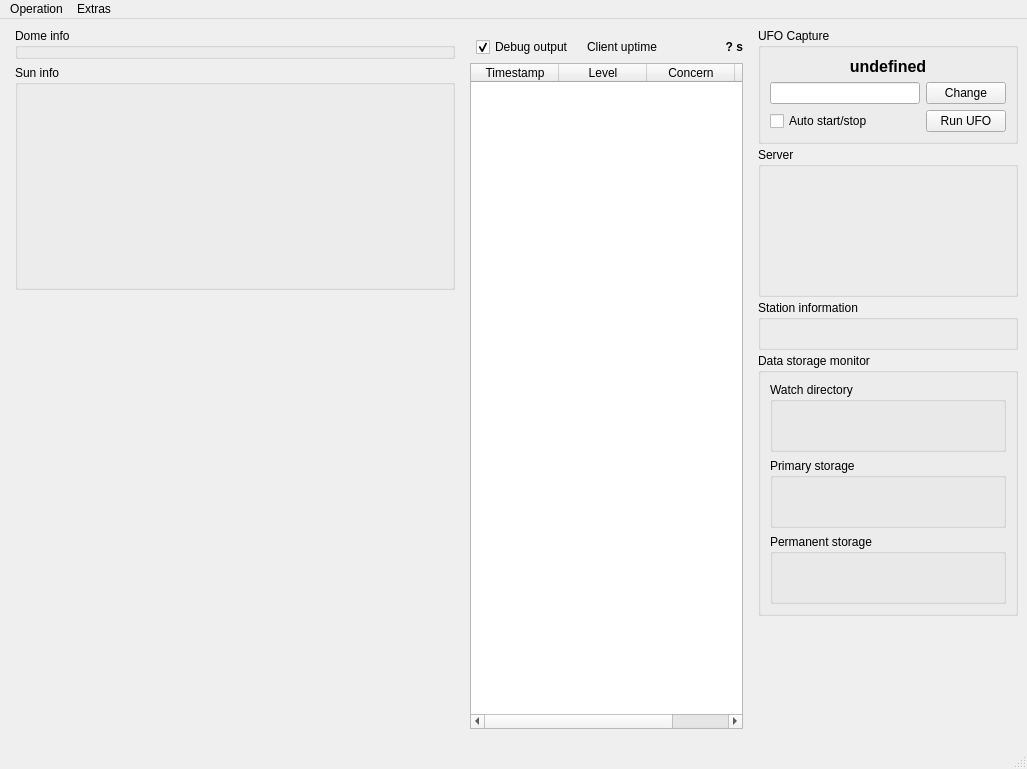
This is mainwindow.ui in AMOS-uniba/amos-client as Qt 5 draws it before an edit. The edited form follows.
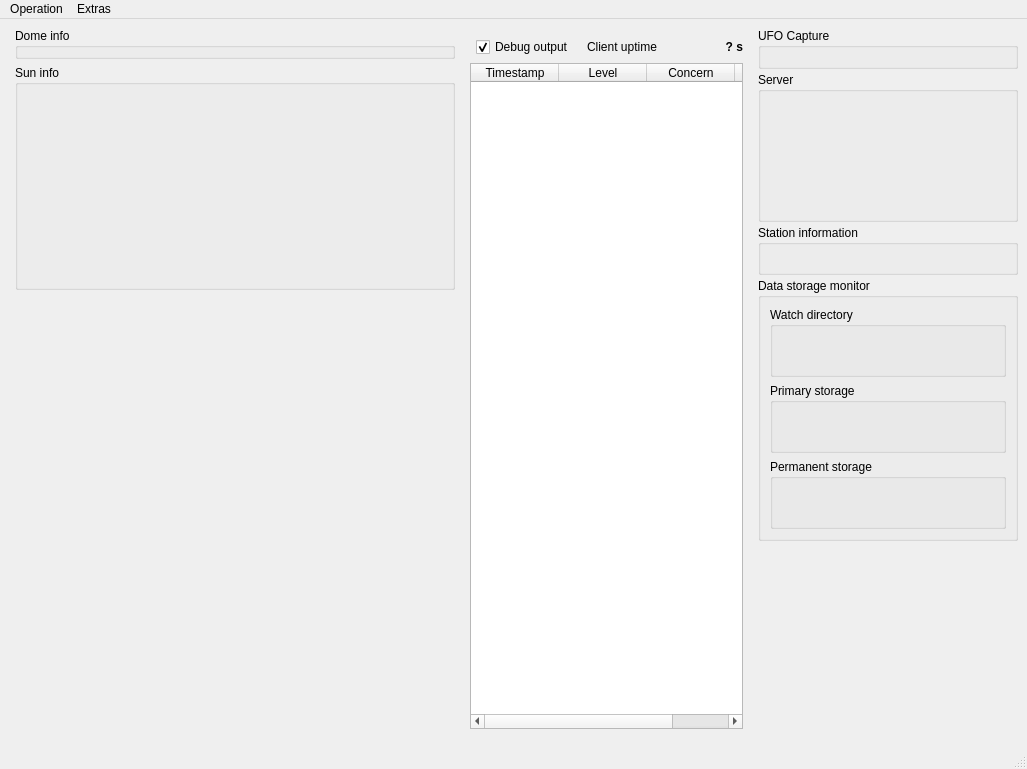
This is the edited form. Icons and pictures are not drawn. Custom widgets are drawn as their Qt base class.

Patch:
```diff
--- a/mainwindow.ui
+++ b/mainwindow.ui
@@ -313,61 +313,7 @@
          <property name="title">
           <string>UFO Capture</string>
          </property>
-         <layout class="QGridLayout" name="gridLayout_4">
-          <item row="1" column="0" colspan="2">
-           <widget class="QLabel" name="lb_ufo_state">
-            <property name="font">
-             <font>
-              <pointsize>12</pointsize>
-              <weight>75</weight>
-              <italic>false</italic>
-              <bold>true</bold>
-              <kerning>true</kerning>
-             </font>
-            </property>
-            <property name="text">
-             <string>undefined</string>
-            </property>
-            <property name="alignment">
-             <set>Qt::AlignCenter</set>
-            </property>
-           </widget>
-          </item>
-          <item row="2" column="1">
-           <widget class="QPushButton" name="bt_change_ufo">
-            <property name="text">
-             <string>Change</string>
-            </property>
-           </widget>
-          </item>
-          <item row="3" column="0">
-           <widget class="QCheckBox" name="cb_ufo_auto">
-            <property name="text">
-             <string>Auto start/stop</string>
-            </property>
-           </widget>
-          </item>
-          <item row="2" column="0">
-           <widget class="QLineEdit" name="le_ufo_path">
-            <property name="cursor">
-             <cursorShape>ForbiddenCursor</cursorShape>
-            </property>
-            <property name="toolTip">
-             <string>path to monitored executable</string>
-            </property>
-            <property name="readOnly">
-             <bool>true</bool>
-            </property>
-           </widget>
-          </item>
-          <item row="3" column="1">
-           <widget class="QPushButton" name="bt_ufo">
-            <property name="text">
-             <string>Run UFO</string>
-            </property>
-           </widget>
-          </item>
-         </layout>
+         <layout class="QGridLayout" name="gridLayout_4"/>
         </widget>
        </item>
        <item>
```
Left out of the diff: 6 changed lines with no effect on the pictures.
